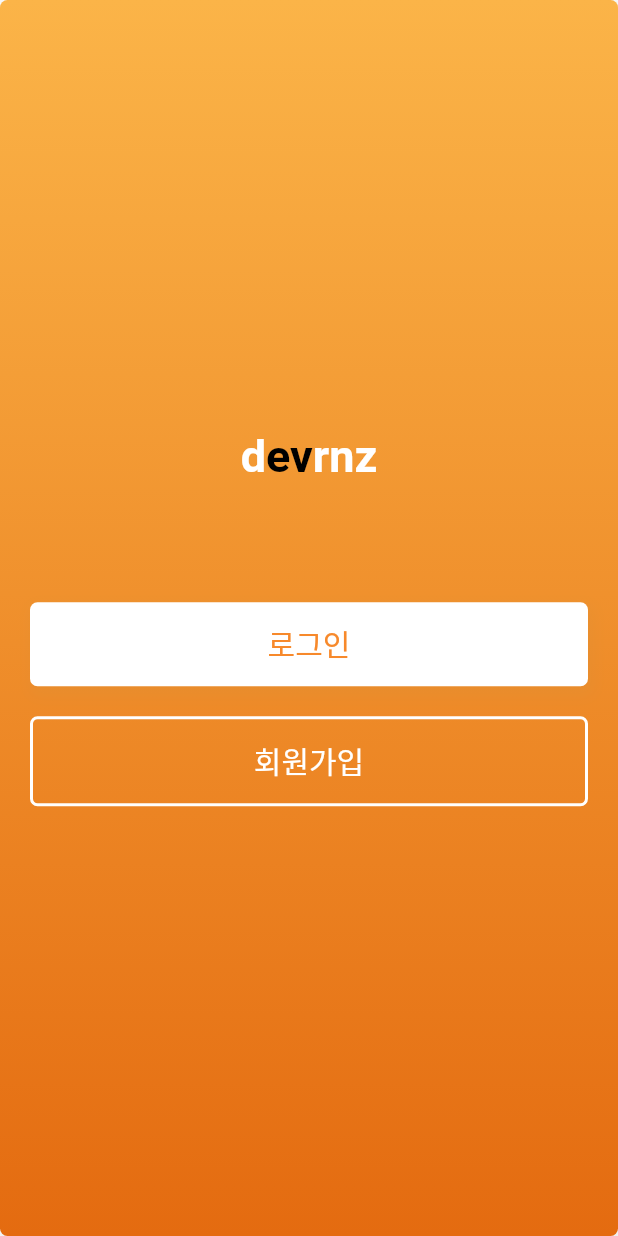
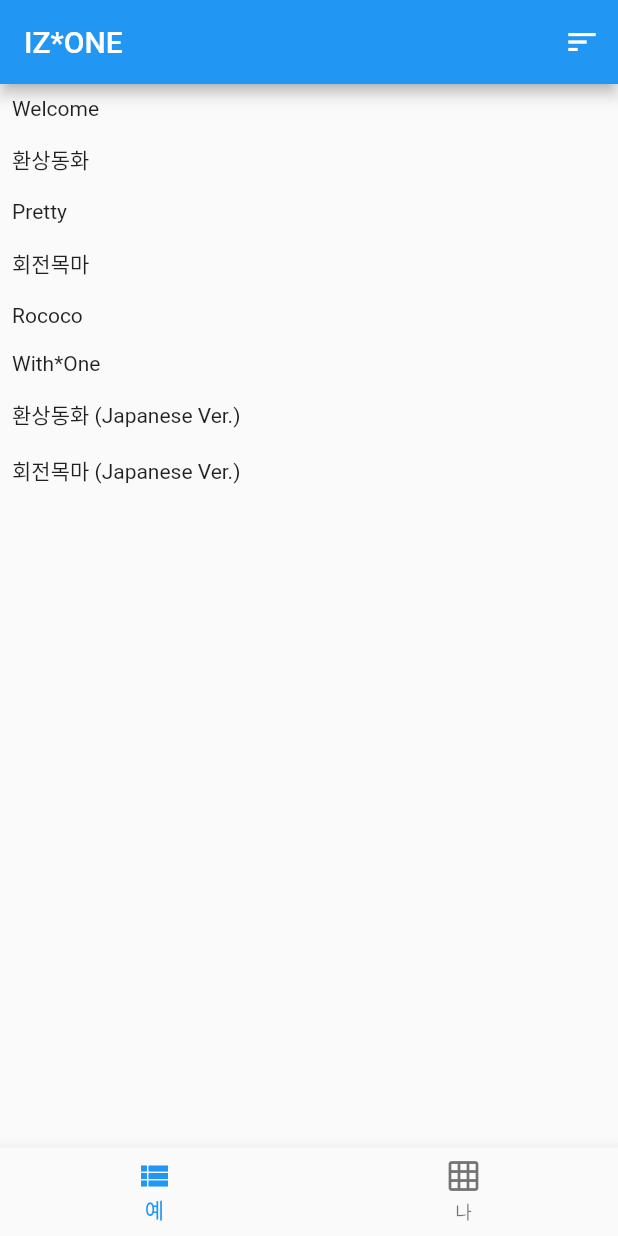
Before and after one commit to kys6879/flutter-study, a Flutter app: the screen it shows after launch, on a phone screen of 412 x 824 dp. Run offline on Flutter 3.47's test engine with Material 2 defaults, Android fonts, the phone set to English and light mode, and no system bars.

Commit message:
우주최강최예나

```diff
--- a/lib/main.dart
+++ b/lib/main.dart
@@ -1,48 +1,17 @@
 import 'package:flutter/material.dart';
-import 'package:my_app/RoutePage.dart';
-import 'package:my_app/TodoList.dart';
-import 'package:my_app/src/WelcomePage.dart';
-
+import 'src/main_page.dart';
 // void main() => runApp(MyApp());
 // void main() => runApp(RouteApp());
-void main() => runApp(LoginApp());
+void main() => runApp(MyApp());
 
-class LoginApp extends StatelessWidget {
+class MyApp extends StatelessWidget {
   @override
   Widget build(BuildContext context) {
     return MaterialApp(
       title: "Flutter",
       theme: ThemeData(primarySwatch: Colors.blue),
-      home: WelcomePage(),
+//      home: WelcomePage(),
+      home: MainPage()
     );
-
-    // home: CupertinoPage());
   }
 }
-
-// class TodoApp extends StatelessWidget {
-//   @override
-//   Widget build(BuildContext context) {
-//     return MaterialApp(
-//       title: "Flutter",
-//       theme: ThemeData(primarySwatch: Colors.blue),
-//       home: TodoList(),
-//     );
-
-//     // home: CupertinoPage());
-//   }
-// }
-
-// class RouteApp extends StatelessWidget {
-//   @override
-//   Widget build(BuildContext context) {
-//     return MaterialApp(
-//       title: 'RouteApp',
-//       initialRoute: '/login',
-//       routes: {
-//         '/login': (context) => LoginPage(),
-//         '/second': (BuildContext context) => SecondScreen(),
-//       },
-//     );
-//   }
-// }
--- a/lib/src/WelcomePage.dart
+++ /dev/null
@@ -1,120 +0,0 @@
-import 'package:flutter/material.dart';
-import 'package:my_app/src/LoginPage.dart';
-
-class WelcomePage extends StatefulWidget {
-  final String title;
-
-  const WelcomePage({Key key, this.title}) : super(key: key);
-
-  @override
-  _WelcomePageState createState() => _WelcomePageState();
-}
-
-class _WelcomePageState extends State<WelcomePage> {
-  Widget _title() {
-    return RichText(
-      textAlign: TextAlign.center,
-      text: TextSpan(
-          text: 'd',
-          style: TextStyle(
-              fontSize: 30, fontWeight: FontWeight.w700, color: Colors.white),
-          children: [
-            TextSpan(
-                text: 'ev',
-                style: TextStyle(color: Colors.black, fontSize: 30)),
-            TextSpan(
-                text: 'rnz',
-                style: TextStyle(color: Colors.white, fontSize: 30)),
-          ]),
-    );
-  }
-
-  Widget _submitButton() {
-    return InkWell(
-      onTap: () {
-        print("onClick SubmitButton!");
-        Navigator.push(
-            context, MaterialPageRoute(builder: (context) => LoginPage()));
-      },
-      child: Container(
-        width: MediaQuery.of(context).size.width,
-        padding: EdgeInsets.symmetric(vertical: 13.0),
-        alignment: Alignment.center,
-        decoration: BoxDecoration(
-            borderRadius: BorderRadius.all(Radius.circular(5)),
-            boxShadow: <BoxShadow>[
-              BoxShadow(
-                  color: Color(0xffdf8e33).withAlpha(100),
-                  offset: Offset(2, 4),
-                  blurRadius: 8,
-                  spreadRadius: 2)
-            ],
-            color: Colors.white),
-        child: Text(
-          '로그인',
-          style: TextStyle(fontSize: 20.0, color: Color(0xfff7892b)),
-        ),
-      ),
-    );
-  }
-
-  Widget _signUpButton() {
-    return InkWell(
-      onTap: () {
-        print("object");
-      },
-      child: Container(
-        width: MediaQuery.of(context).size.width,
-        padding: EdgeInsets.symmetric(vertical: 13.0),
-        alignment: Alignment.center,
-        decoration: BoxDecoration(
-            borderRadius: BorderRadius.all(Radius.circular(5)),
-            border: Border.all(color: Colors.white, width: 2)),
-        child: Text(
-          '회원가입',
-          style: TextStyle(fontSize: 20.0, color: Colors.white),
-        ),
-      ),
-    );
-  }
-
-  @override
-  Widget build(BuildContext context) {
-    return Scaffold(
-      body: SingleChildScrollView(
-        child: Container(
-          padding: EdgeInsets.symmetric(horizontal: 20),
-          height: MediaQuery.of(context).size.height,
-          decoration: BoxDecoration(
-              borderRadius: BorderRadius.all(Radius.circular(5)),
-              boxShadow: <BoxShadow>[
-                BoxShadow(
-                    color: Colors.grey.shade200,
-                    offset: Offset(2, 4),
-                    blurRadius: 5,
-                    spreadRadius: 2)
-              ],
-              gradient: LinearGradient(
-                  begin: Alignment.topCenter,
-                  end: Alignment.bottomCenter,
-                  colors: [Color(0xfffbb448), Color(0xffe46b10)])),
-          child: Column(
-            crossAxisAlignment: CrossAxisAlignment.center,
-            mainAxisAlignment: MainAxisAlignment.center,
-            children: <Widget>[
-              _title(),
-              SizedBox(
-                height: 80,
-              ),
-              _submitButton(),
-              SizedBox(
-                height: 20,
-              ),
-              _signUpButton()
-            ],
-          ),
-        ),
-      ),
-    );
-  }
-}
--- /dev/null
+++ b/lib/src/grid_page.dart
@@ -0,0 +1,8 @@
+import 'package:flutter/material.dart';
+
+class GridPage extends StatelessWidget {
+  @override
+  Widget build(BuildContext context) {
+    return Center(child: Text('"우리는 최예나예 시대에 살고있다."'));
+  }
+}
--- /dev/null
+++ b/lib/src/list_page.dart
@@ -0,0 +1,19 @@
+import 'package:flutter/material.dart';
+
+class ListPage extends StatelessWidget {
+  @override
+  Widget build(BuildContext context) {
+    return ListView(
+      children: <Widget>[
+        Padding(padding: EdgeInsets.all(8.0), child: Text('Welcome'),),
+        Padding(padding: EdgeInsets.all(8.0), child: Text('환상동화'),),
+        Padding(padding: EdgeInsets.all(8.0), child: Text('Pretty'),),
+        Padding(padding: EdgeInsets.all(8.0), child: Text('회전목마'),),
+        Padding(padding: EdgeInsets.all(8.0), child: Text('Rococo'),),
+        Padding(padding: EdgeInsets.all(8.0), child: Text('With*One'),),
+        Padding(padding: EdgeInsets.all(8.0), child: Text('환상동화 (Japanese Ver.)'),),
+        Padding(padding: EdgeInsets.all(8.0), child: Text('회전목마 (Japanese Ver.)'),),
+      ],
+    );
+  }
+}
--- /dev/null
+++ b/lib/src/main_page.dart
@@ -0,0 +1,70 @@
+import 'package:flutter/material.dart';
+
+import 'list_page.dart';
+import 'grid_page.dart';
+class MainPage extends StatefulWidget {
+  @override
+  State<StatefulWidget> createState() {
+    return _MainPageState();
+  }
+}
+
+class _MainPageState extends State<MainPage> {
+  @override
+  int _selectedTabIndex = 0;
+
+  @override
+  Widget build(BuildContext context) {
+    return Scaffold(
+      appBar: AppBar(
+        title: Text('IZ*ONE'),
+//        leading: Icon(Icons.menu),
+        actions: <Widget>[
+          PopupMenuButton<int>(
+            icon: Icon(Icons.sort),
+            onSelected: (value) {
+              if(value == 0) print("최");
+              else if (value == 1) print('예');
+              else print("나");
+            },
+            itemBuilder: (context) {
+              return [
+                PopupMenuItem(value : 0, child: Text("최")),
+                PopupMenuItem(value : 1, child: Text("예")),
+                PopupMenuItem(value : 2, child: Text("나"))
+              ];
+            },
+          )
+        ],
+      ),
+      body: _buildPage(_selectedTabIndex),
+      bottomNavigationBar: BottomNavigationBar(
+        items: <BottomNavigationBarItem>[
+          BottomNavigationBarItem(
+              icon: Icon(Icons.view_list),
+              title: Text('예')
+          ),
+          BottomNavigationBarItem(
+              icon: Icon(Icons.grid_on),
+              title: Text('나')
+          ),
+        ],
+        currentIndex: _selectedTabIndex,
+        onTap: (index) {
+          setState(() {
+            _selectedTabIndex = index;
+            print("$_selectedTabIndex Tab Clicked!");
+          });
+        },
+      ),
+    );
+  }
+
+}
+
+Widget _buildPage(index) {
+  if(index == 0)
+    return ListPage();
+  else
+    return GridPage();
+}
```
Also changed, not shown: lib/RoutePage.dart (deleted, +0 -41 lines), lib/TodoList.dart (deleted, +0 -100 lines), lib/src/LoginPage.dart (deleted, +0 -288 lines), lib/src/SignupPage.dart (deleted, +0 -13 lines), pubspec.lock.
